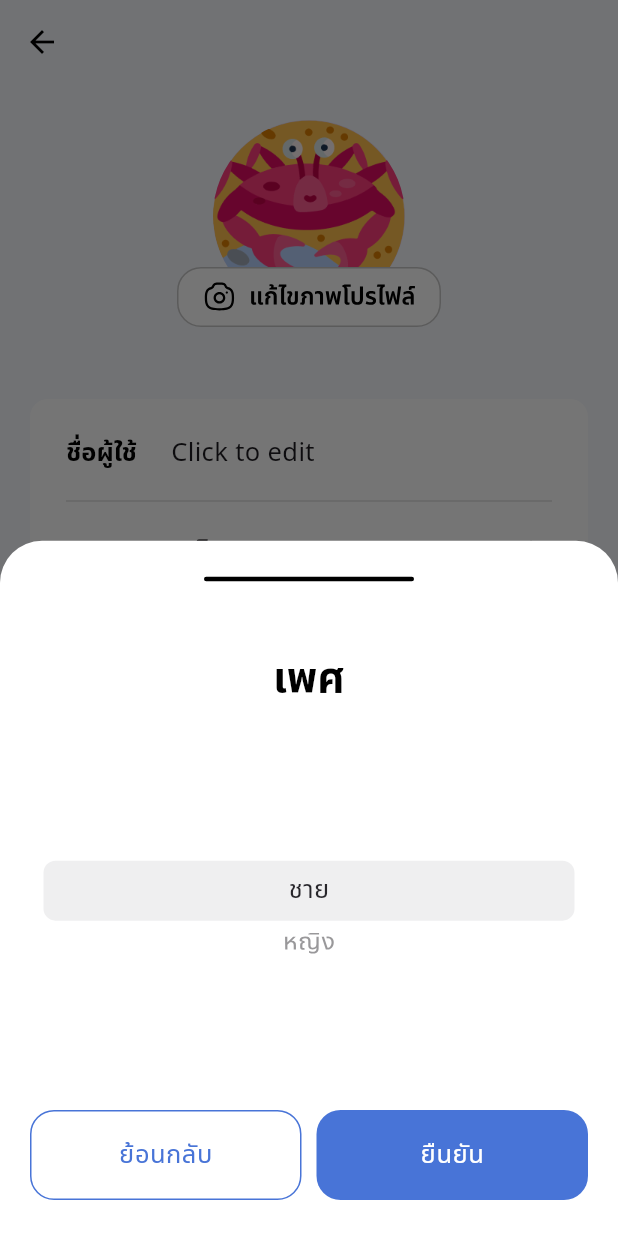
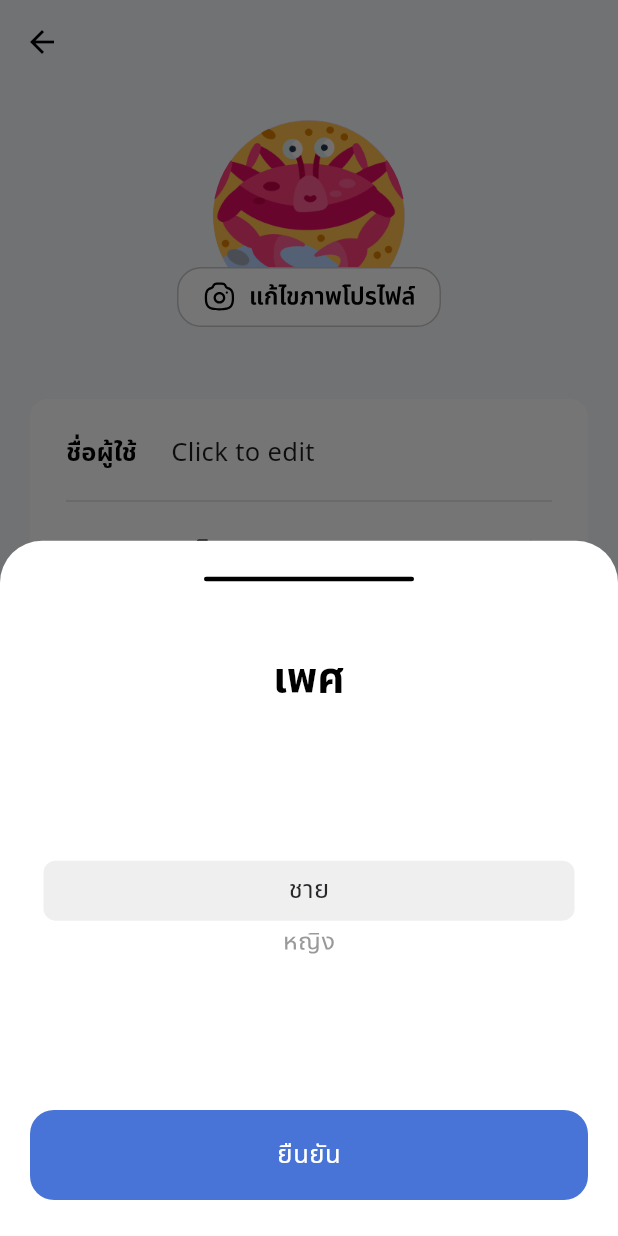
Before and after one commit to WellWave-App/wellwave-frontend, a Flutter app: the EditProfileScreen screen opened by its route, after a tap on the "navigate next" icon, on a phone screen of 412 x 824 dp. Run offline on Flutter 3.47's test engine with Material 3 defaults, Android fonts, the phone set to English and light mode, and no system bars; our stand-ins replace bloc, equatable, fl_chart, flutter_bloc, flutter_svg, go_router and 1 more; missing offline and left inert: calendar_slider, flutter_health_connect, flutter_ruler_picker; network calls fail.

Commit message:
fix : edit profile

```diff
--- a/lib/features/logs/presentation/logs_bloc/logs_state.dart
+++ b/lib/features/logs/presentation/logs_bloc/logs_state.dart
@@ -22,7 +22,7 @@ class LogsLoadSuccess extends LogsState {
   LogsLoadSuccess({
     required this.logslist,
     required this.logsWeeklyList,
-    this.logsLastWeekList = const [], // Add this for last week's data
+    this.logsLastWeekList = const [],
   });
 }
 
--- a/lib/features/logs/presentation/widget/scale_record_widget.dart
+++ b/lib/features/logs/presentation/widget/scale_record_widget.dart
@@ -75,7 +75,7 @@ class _ScaleRecordWidgetState extends State<ScaleRecordWidget> {
             widget.onValueChanged(value);
           },
           ranges: const [
-            RulerRange(begin: 0, end: 200, scale: 0.5),
+            RulerRange(begin: 0, end: 200),
           ],
           width: MediaQuery.of(context).size.width * 0.8,
           height: 80,
--- a/lib/features/profile/presentation/bloc/profile_state.dart
+++ b/lib/features/profile/presentation/bloc/profile_state.dart
@@ -1,9 +1,22 @@
 import 'dart:io';
 import 'package:wellwave_frontend/features/profile/data/models/profile_request_model.dart';
 
-abstract class ProfileState {
+// abstract class ProfileState {
 
+// }
+
+class ProfileState {
+  final File? selectedImage;
+
+  ProfileState({this.selectedImage});
+
+  ProfileState copyWith({File? selectedImage}) {
+    return ProfileState(
+      selectedImage: selectedImage ?? this.selectedImage,
+    );
+  }
 }
+
 
 class ProfileInitial extends ProfileState {}
 
@@ -25,20 +38,18 @@ class ProfileError extends ProfileState {
 }
 
 class ProfileSelectImageState extends ProfileState {
-  // final Map<String, String> formData;
+  @override
   final File? selectedImage;
 
   ProfileSelectImageState({
-    // required this.formData,
     this.selectedImage,
   });
 
+  @override
   ProfileSelectImageState copyWith({
-    // Map<String, String>? formData,
     File? selectedImage,
   }) {
     return ProfileSelectImageState(
-      // formData: formData ?? this.formData,
       selectedImage: selectedImage ?? this.selectedImage,
     );
   }
--- a/lib/features/profile/presentation/widget/edit_profile/edit_profile_picker.dart
+++ b/lib/features/profile/presentation/widget/edit_profile/edit_profile_picker.dart
@@ -17,7 +17,6 @@ class EditProfileImage extends StatefulWidget {
 
   @override
   State<EditProfileImage> createState() => _EditProfileImageState();
-  // _EditProfileImageState createState() => _EditProfileImageState();
 }
 
 class _EditProfileImageState extends State<EditProfileImage> {
@@ -37,41 +36,83 @@ class _EditProfileImageState extends State<EditProfileImage> {
   Widget build(BuildContext context) {
     return BlocBuilder<ProfileBloc, ProfileState>(
       builder: (context, state) {
+        // return Stack(
+        //   alignment: Alignment.bottomCenter,
+        //   children: [
+        //     const Padding(
+        //       padding: EdgeInsets.only(bottom: 10),
+        //     ),
+        //     if (state is ProfileSelectImageState && state.selectedImage != null)
+        //       ClipOval(
+        //         child: SizedBox(
+        //           width: 128,
+        //           height: 128,
+        //           child: Image.file(
+        //             state.selectedImage!,
+        //             fit: BoxFit.cover,
+        //           ),
+        //         ),
+        //       )
+        //     else
+        //       const Padding(
+        //         padding: EdgeInsets.only(bottom: 10),
+        //         child: CircleAvatar(
+        //           radius: 64,
+        //           backgroundImage: AssetImage(AppImages.crabImg),
+        //         ),
+        //       ),
+        //     Positioned(
+        //       child: GestureDetector(
+        //         onTap: () {
+        //           _pickImage();
+        //         },
+        //         child: SvgPicture.asset(
+        //           AppImages.editUserProfileSvg,
+        //         ),
+        //       ),
+        //     )
+        //   ],
+        // );
+
+        Widget profileImage;
+      if (state is ProfileLoaded && state.userProfile.imageUrl.isNotEmpty) {
+        profileImage = ClipOval(
+          child: Image.network(
+            state.userProfile.imageUrl,
+            width: 128,
+            height: 128,
+            fit: BoxFit.cover,
+          ),
+        );
+      } else if (state is ProfileSelectImageState && state.selectedImage != null) {
+        profileImage = ClipOval(
+          child: Image.file(
+            state.selectedImage!,
+            width: 128,
+            height: 128,
+            fit: BoxFit.cover,
+          ),
+        );
+      } else {
+        profileImage = const CircleAvatar(
+          radius: 64,
+          backgroundImage: AssetImage(AppImages.crabImg),
+        );
+      }
+
       return Stack(
         alignment: Alignment.bottomCenter,
         children: [
-            const Padding(
-              padding: EdgeInsets.only(bottom: 10),
-            ),
-            if (state is ProfileSelectImageState && state.selectedImage != null)
-              ClipOval(
-                child: SizedBox(
-                  width: 128,
-                  height: 128,
-                  child: Image.file(
-                    state.selectedImage!,
-                    fit: BoxFit.cover,
-                  ),
-                ),
-              )
-            else
-              const Padding(
-                padding: EdgeInsets.only(bottom: 10),
-                child: CircleAvatar(
-                  radius: 64,
-                  backgroundImage: AssetImage(AppImages.crabImg),
-                ),
+          Padding(
+            padding: const EdgeInsets.only(bottom: 10),
+            child: profileImage,
           ),
           Positioned(
             child: GestureDetector(
-                onTap: () {
-                  _pickImage();
-                },
-                child: SvgPicture.asset(
-                  AppImages.editUserProfileSvg,
+              onTap: _pickImage,
+              child: SvgPicture.asset(AppImages.editUserProfileSvg),
             ),
           ),
-            )
         ],
       );
     },
--- a/lib/features/profile/presentation/widget/edit_profile/user_detail.dart
+++ b/lib/features/profile/presentation/widget/edit_profile/user_detail.dart
@@ -7,7 +7,6 @@ import 'package:wellwave_frontend/config/constants/app_strings.dart';
 import 'package:wellwave_frontend/features/profile/presentation/bloc/profile_bloc.dart';
 import 'package:wellwave_frontend/features/profile/presentation/bloc/profile_event.dart';
 import 'package:wellwave_frontend/features/profile/presentation/bloc/profile_state.dart';
-
 
 import '../../../../logs/presentation/widget/scale_record_widget.dart';
 
@@ -23,7 +22,7 @@ class _UserDetailCardState extends State<UserDetailCard> {
   late TextEditingController _controller;
   bool _isEditing = false;
   String gender = 'หญิง';
-  int birthYear = 2004;
+  int birthYear = 2546;
   num height = 155.0;
   num weight = 50.5;
 
@@ -36,7 +35,7 @@ class _UserDetailCardState extends State<UserDetailCard> {
 
   void _loadUserProfile() {
     final profileBloc = context.read<ProfileBloc>();
-    profileBloc.add(FetchUserProfile(3)); // Fetch user with uid 3
+    profileBloc.add(FetchUserProfile(3));
   }
 
   @override
@@ -55,7 +54,7 @@ class _UserDetailCardState extends State<UserDetailCard> {
   ];
   final List<int> yearList = List.generate(
     DateTime.now().year - 1900 + 1,
-    (index) => 1900 + index,
+    (index) => 2440 + index,
   );
 
   Widget _buildScaleRecord(
@@ -102,31 +101,6 @@ class _UserDetailCardState extends State<UserDetailCard> {
                   .textTheme
                   .bodyMedium
                   ?.copyWith(color: Colors.white)),
-        ),
-      ),
-    );
-  }
-
-  Widget _buildCancleButton() {
-    return Expanded(
-      child: SizedBox(
-        width: 170,
-        height: 60,
-        child: TextButton(
-          onPressed: () => setState(() => Navigator.pop(context)),
-          style: ButtonStyle(
-            shape: WidgetStateProperty.all<RoundedRectangleBorder>(
-              RoundedRectangleBorder(
-                borderRadius: BorderRadius.circular(16.0),
-                side: const BorderSide(color: AppColors.primaryColor, width: 1),
-              ),
-            ),
-          ),
-          child: Text(AppStrings.backText,
-              style: Theme.of(context)
-                  .textTheme
-                  .bodyMedium
-                  ?.copyWith(color: AppColors.primaryColor)),
         ),
       ),
     );
@@ -300,11 +274,7 @@ class _UserDetailCardState extends State<UserDetailCard> {
                                       Row(
                                           mainAxisAlignment:
                                               MainAxisAlignment.spaceBetween,
-                                          children: [
-                                            _buildCancleButton(),
-                                            const SizedBox(width: 10),
-                                            _buildConfirmButton()
-                                          ])
+                                          children: [_buildConfirmButton()])
                                     ],
                                   ),
                                 ));
@@ -403,11 +373,7 @@ class _UserDetailCardState extends State<UserDetailCard> {
                                       Row(
                                           mainAxisAlignment:
                                               MainAxisAlignment.spaceBetween,
-                                          children: [
-                                            _buildCancleButton(),
-                                            const SizedBox(width: 10),
-                                            _buildConfirmButton()
-                                          ])
+                                          children: [_buildConfirmButton()])
                                     ],
                                   ),
                                 ));
@@ -483,11 +449,7 @@ class _UserDetailCardState extends State<UserDetailCard> {
                                       Row(
                                           mainAxisAlignment:
                                               MainAxisAlignment.spaceBetween,
-                                          children: [
-                                            _buildCancleButton(),
-                                            const SizedBox(width: 10),
-                                            _buildConfirmButton()
-                                          ])
+                                          children: [_buildConfirmButton()])
                                     ],
                                   ),
                                 ));
@@ -561,11 +523,7 @@ class _UserDetailCardState extends State<UserDetailCard> {
                                       Row(
                                           mainAxisAlignment:
                                               MainAxisAlignment.spaceBetween,
-                                          children: [
-                                            _buildCancleButton(),
-                                            const SizedBox(width: 10),
-                                            _buildConfirmButton()
-                                          ])
+                                          children: [_buildConfirmButton()])
                                     ],
                                   ),
                                 ));
--- a/pubspec.yaml
+++ b/pubspec.yaml
@@ -24,6 +24,9 @@ dependencies:
   intl: ^0.19.0
   equatable: ^2.0.7
   image_picker: ^1.1.2
+  dio: ^5.4.0
+  cookie_jar: ^4.0.8
+  dio_cookie_manager: ^3.1.1
 
 
 
```
Also changed, not shown: lib/features/logs/data/repositories/logs_repositories.dart (+12 -12 lines), lib/features/profile/data/repositories/profile_repositories.dart (+30 -0 lines), lib/features/profile/presentation/bloc/profile_bloc.dart (+21 -5 lines), lib/features/profile/presentation/widget/profile/user_info.dart (+39 -8 lines), pubspec.lock. Lines whose indentation alone changed are shown as unchanged.
